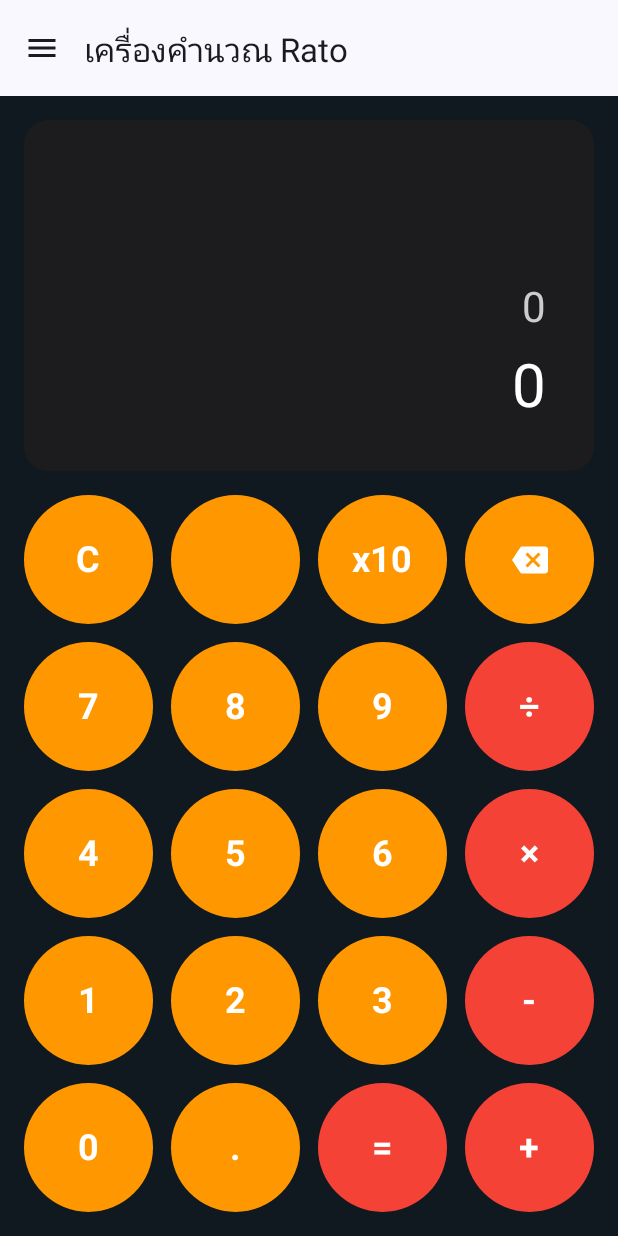
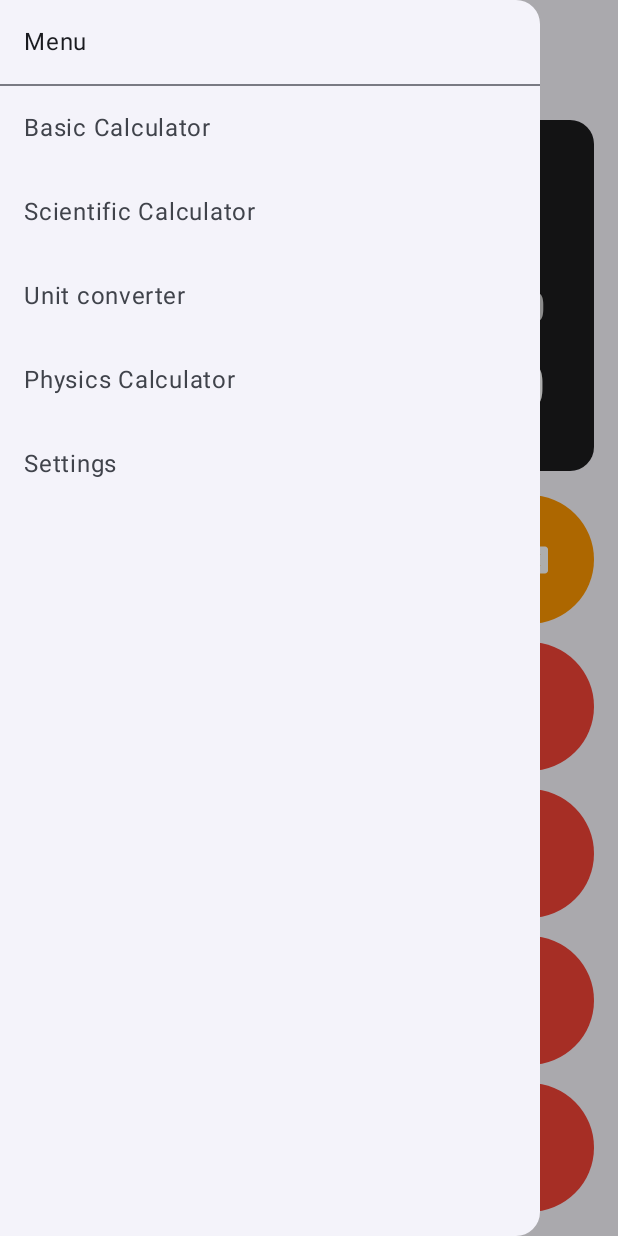
Before and after one commit to Koya309/RatoCalculator, an Android app built with Jetpack Compose: the screen it shows after launch (MainActivity), after a tap on "เมนูหลัก", on a phone screen of 412 x 824 dp. Run offline under Robolectric (Android 15) with nearby library versions, the phone set to English and light mode, and no system bars; our stand-ins replace Dagger/Hilt's generated code.

Commit message:
Beta 0.008 - Feat: Use stringResource -> R.string.*** for TH/EN in future - Fix: Fix Tab bar new        Fix UI in Basic Calculator For Color If use Them - Chore: -

```diff
--- a/app/src/main/java/com/example/ratocalculator/RatoCalculator.kt
+++ b/app/src/main/java/com/example/ratocalculator/RatoCalculator.kt
@@ -7,10 +7,12 @@ import androidx.compose.foundation.layout.padding
 import androidx.compose.foundation.shape.CircleShape
 import androidx.compose.material.icons.Icons
 import androidx.compose.material.icons.filled.Menu
+import androidx.compose.material3.Divider
 import androidx.compose.material3.DrawerValue
 import androidx.compose.material3.ExperimentalMaterial3Api
 import androidx.compose.material3.Icon
 import androidx.compose.material3.IconButton
+import androidx.compose.material3.MaterialTheme
 import androidx.compose.material3.ModalDrawerSheet
 import androidx.compose.material3.ModalNavigationDrawer
 import androidx.compose.material3.NavigationBar
@@ -18,11 +20,13 @@ import androidx.compose.material3.NavigationBarItem
 import androidx.compose.material3.Scaffold
 import androidx.compose.material3.Text
 import androidx.compose.material3.TopAppBar
+import androidx.compose.material3.TopAppBarDefaults
 import androidx.compose.material3.rememberDrawerState
 import androidx.compose.runtime.Composable
 import androidx.compose.runtime.rememberCoroutineScope
 import androidx.compose.ui.Modifier
 import androidx.compose.ui.graphics.Color
+import androidx.compose.ui.res.stringResource
 import androidx.compose.ui.unit.dp
 import androidx.navigation.compose.rememberNavController
 import com.example.ratocalculator.navigation.CalculatorNavHost
@@ -40,7 +44,10 @@ fun RatoCalculator() {
         drawerState = drawerState,
         drawerContent = {
             ModalDrawerSheet {
-                Text("เมนู", modifier = Modifier.padding(16.dp))
+                Text(
+                    stringResource(R.string.menu),
+                    modifier = Modifier.padding(16.dp))
+                Divider()
                 NavigationDrawerContent(
                     navController = navController,
                     drawerState = drawerState,
@@ -50,14 +57,17 @@ fun RatoCalculator() {
         }
     ) {
         Scaffold(
-            // 1. เพิ่ม Top Bar
             topBar = {
+                // 🔹 ใช้ TopAppBar ปกติ
                 TopAppBar(
-                    title = { Text("เครื่องคำนวณ Rato") },
+                    title = { Text(stringResource(R.string.app_name)) },
                     navigationIcon = {
                         IconButton(
                             onClick = {
-                                scope.launch {  } // เปิด Drawer เมื่อกด
+                                scope.launch {
+                                    if (drawerState.isClosed) drawerState.open()
+                                    else drawerState.close()
+                                }
                             }
                         ) {
                             Icon(
@@ -65,18 +75,24 @@ fun RatoCalculator() {
                                 contentDescription = "เมนูหลัก"
                             )
                         }
-                    }
+                    },
+                    colors = TopAppBarDefaults.topAppBarColors(
+                    //    containerColor = MaterialTheme.colorScheme.primary,
+                        titleContentColor = MaterialTheme.colorScheme.primary,
+                        navigationIconContentColor = MaterialTheme.colorScheme.primary
+                    )
                 )
-            },
-            // 2. เพิ่ม Bottom Bar
+            }
         ) { innerPadding ->
-            // ส่วนของเนื้อหาหลัก
             Box(
                 modifier = Modifier
                     .fillMaxSize()
-                    .padding(innerPadding) // สำคัญ: ใช้ innerPadding เพื่อไม่ให้เนื้อหาถูกบังโดย Top/Bottom Bar
+                    .padding(innerPadding)
             ) {
-                 CalculatorNavHost(navController = navController, modifier = Modifier.fillMaxSize())
+                CalculatorNavHost(
+                    navController = navController,
+                    modifier = Modifier.fillMaxSize()
+                )
             }
         }
     }
--- a/app/src/main/java/com/example/ratocalculator/feature/basic/CalculatorScreen.kt
+++ b/app/src/main/java/com/example/ratocalculator/feature/basic/CalculatorScreen.kt
@@ -53,7 +53,7 @@ fun CalculatorScreen(
     Column(
         modifier = Modifier
             .fillMaxSize()
-            .background(Color(0xFF101820))
+        //    .background(Color(0xFF101820))
             .padding(16.dp),
         verticalArrangement = Arrangement.SpaceBetween
     ) {
--- a/app/src/main/java/com/example/ratocalculator/navigation/NavigationDrawerContent.kt
+++ b/app/src/main/java/com/example/ratocalculator/navigation/NavigationDrawerContent.kt
@@ -5,9 +5,11 @@ import androidx.compose.material3.DrawerState
 import androidx.compose.material3.NavigationDrawerItem
 import androidx.compose.material3.Text
 import androidx.compose.runtime.Composable
+import androidx.compose.ui.res.stringResource
 import androidx.navigation.NavHostController
 import kotlinx.coroutines.CoroutineScope
 import kotlinx.coroutines.launch
+import com.example.ratocalculator.R
 
 @Composable
 fun NavigationDrawerContent(
@@ -17,7 +19,7 @@ fun NavigationDrawerContent(
     ){
     Column {
         NavigationDrawerItem(
-            label = { Text("Basic Calculator") },
+            label = { Text(stringResource(R.string.basic_calculator))},
             selected = false,
             onClick = {
                 navController.navigate("basic")
@@ -25,7 +27,7 @@ fun NavigationDrawerContent(
             }
         )
         NavigationDrawerItem(
-            label = { Text("Scientific Calculator") },
+            label = { Text(stringResource(R.string.scientific_calculator))},
             selected = false,
             onClick = {
                 navController.navigate("scientific")
@@ -33,7 +35,7 @@ fun NavigationDrawerContent(
             }
         )
         NavigationDrawerItem(
-            label = { Text("Unit Converter") },
+            label = { Text(stringResource(R.string.unit_converter))},
             selected = false,
             onClick = {
                 navController.navigate("unit_converter")
@@ -41,7 +43,7 @@ fun NavigationDrawerContent(
             }
         )
         NavigationDrawerItem(
-            label = { Text("Physics") },
+            label = { Text(stringResource(R.string.physics_calculator))},
             selected = false,
             onClick = {
                 navController.navigate("physics")
@@ -49,7 +51,7 @@ fun NavigationDrawerContent(
             }
         )
         NavigationDrawerItem(
-            label = { Text("Settings") },
+            label = { Text(stringResource(R.string.settings))},
             selected = false,
             onClick = {
                 navController.navigate("settings")
--- a/app/src/main/res/values/strings.xml
+++ b/app/src/main/res/values/strings.xml
@@ -6,4 +6,5 @@
     <string name="components">Components</string>
     <string name="unit_converter">Unit converter</string>
     <string name="settings">Settings</string>
+    <string name="menu">Menu</string>
 </resources>
--- a/gradle/libs.versions.toml
+++ b/gradle/libs.versions.toml
@@ -38,7 +38,6 @@ navigation-compose = { group = "androidx.navigation", name = "navigation-compose
 androidx-room-ktx = { group = "androidx.room", name = "room-ktx", version.ref = "roomKtx" }
 compose-icons-extended = { group = "androidx.compose.material", name = "material-icons-extended", version.ref = "compose" }
 
-
 [plugins]
 android-application = { id = "com.android.application", version.ref = "agp" }
 kotlin-android = { id = "org.jetbrains.kotlin.android", version.ref = "kotlin" }
```
